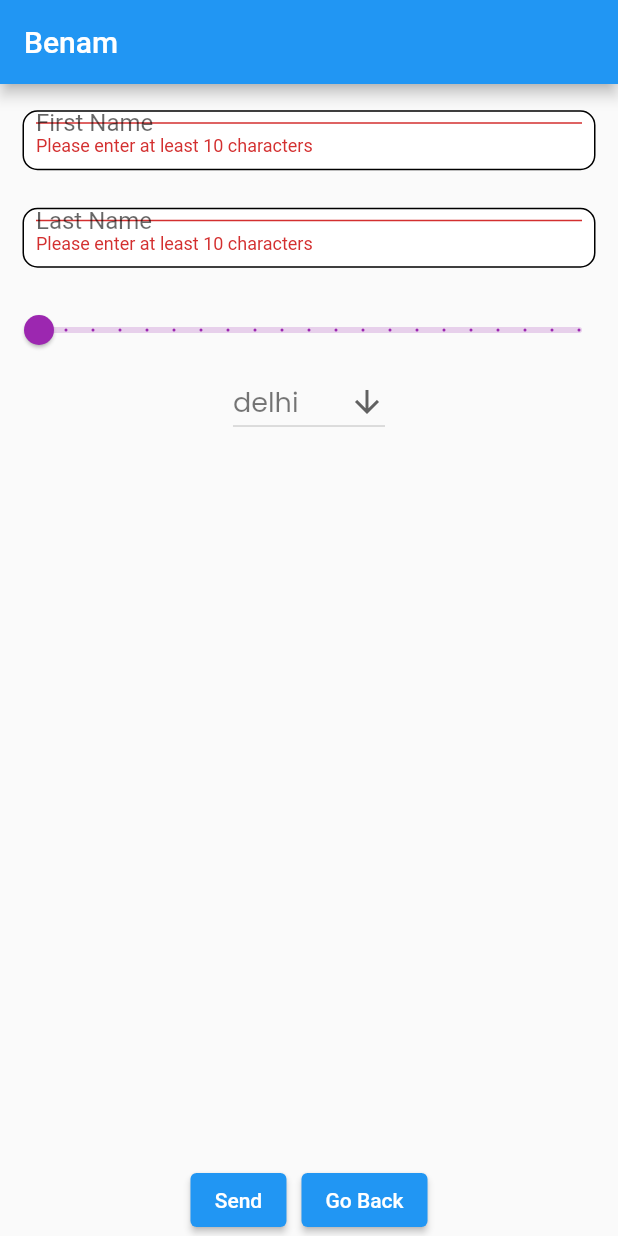
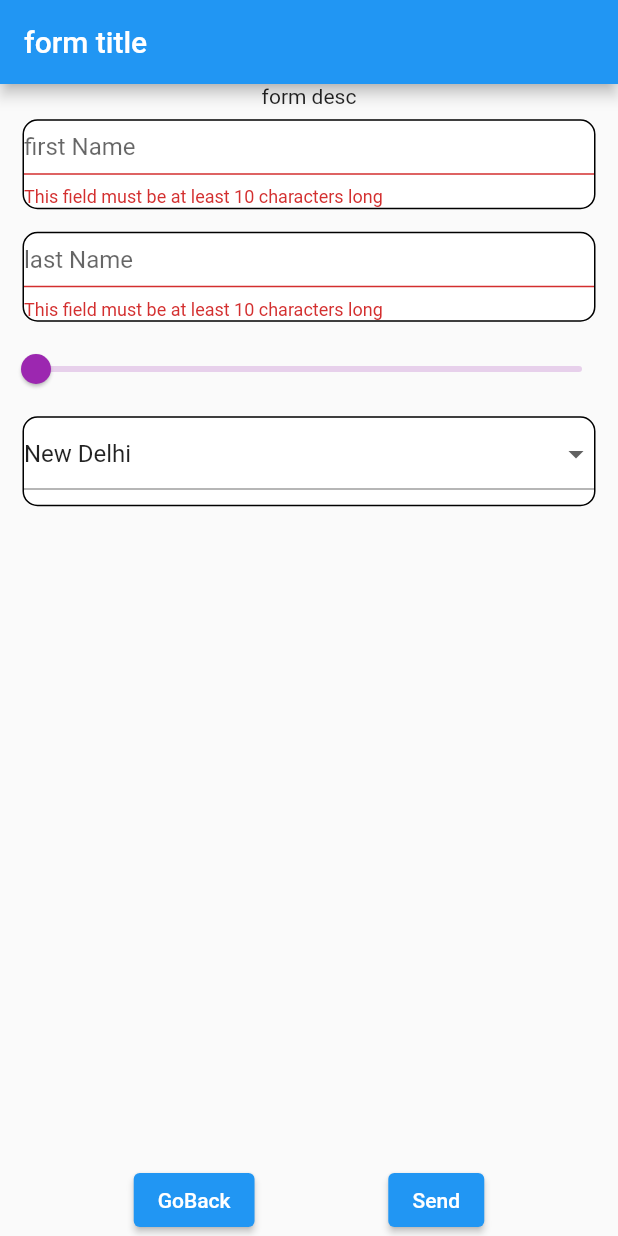
Before and after one commit to shah-rahul/benamtask, a Flutter app: the screen it shows after launch, after a tap on "Send", on a phone screen of 412 x 824 dp. Run offline on Flutter 3.47's test engine with Material 2 defaults, Android fonts, the phone set to English and light mode, and no system bars.

Commit message:
second update

```diff
--- a/lib/api.dart
+++ /dev/null
@@ -1,12 +0,0 @@
-import 'dart:convert' as convert;
-
-import 'package:http/http.dart' as http;
-
-Future<int> api(List<String> arguments) async {
-  var url =
-      Uri.https('https://api.benam.me/api/form/submit', '', {});
-
-  // Await the http get response, then decode the json-formatted response.
-  var response = await http.post(url);
-return response.statusCode;
-}
--- a/lib/homeScreen.dart
+++ /dev/null
@@ -1,166 +0,0 @@
-import 'package:benam/api.dart';
-import 'package:flutter/material.dart';
-import 'package:google_fonts/google_fonts.dart';
-
-class HomeScreen extends StatefulWidget {
-  const HomeScreen({Key? key}) : super(key: key);
-
-  @override
-  State<HomeScreen> createState() => _HomeScreenState();
-}
-
-const List<String> cities = <String>[
-  "delhi",
-  "mumbai",
-];
-
-class _HomeScreenState extends State<HomeScreen> {
-  final _formKey = GlobalKey<FormState>();
-  String _selectedCity = cities[0];
-  TextEditingController _firstNameController = TextEditingController();
-  TextEditingController _lastNameController = TextEditingController();
-  double _price = 200;
-
-  @override
-  Widget build(BuildContext context) {
-    double width = MediaQuery.of(context).size.width;
-
-    return Scaffold(
-      appBar: AppBar(
-        title: const Text('Benam'),
-      ),
-      body: Center(
-        child: Form(
-          key: _formKey,
-          child: Column(
-            mainAxisAlignment: MainAxisAlignment.spaceBetween,
-            children: [
-              Column(
-                children: [
-                   SizedBox(height: 10,),
-                  Container(
-                    height: 40,
-                    width: width - 30,
-                    margin: EdgeInsets.fromLTRB(7.5, 7.5, 7.5, 7.5),
-                    decoration: BoxDecoration(
-                      border: Border.all(color: Colors.black),
-                      color: Colors.white,
-                      borderRadius: BorderRadius.circular(10),
-                    ),
-                    child: Padding(
-                      padding: const EdgeInsets.all(8.0),
-                      child: TextFormField(
-                        controller: _firstNameController,
-                        decoration: const InputDecoration(
-                          labelText: 'First Name',
-                        ),
-                        validator: (value) {
-                          if (value!.length < 10) {
-                            return 'Please enter at least 10 characters';
-                          }
-                          return null;
-                        },
-                      ),
-                    ),
-                  ),
-                  SizedBox(
-                    height: 10,
-                  ),
-                  Container(
-                    height: 40,
-                    width: width - 30,
-                    margin: EdgeInsets.fromLTRB(7.5, 7.5, 7.5, 7.5),
-                    decoration: BoxDecoration(
-                      border: Border.all(color: Colors.black),
-                      color: Colors.white,
-                      borderRadius: BorderRadius.circular(10),
-                    ),
-                    child: Padding(
-                      padding: const EdgeInsets.all(8.0),
-                      child: TextFormField(
-                        controller: _lastNameController,
-                        decoration: const InputDecoration(
-                          labelText: 'Last Name',
-                        ),
-                        validator: (value) {
-                          if (value!.length < 10) {
-                            return 'Please enter at least 10 characters';
-                          }
-                          return null;
-                        },
-                      ),
-                    ),
-                  ),
-                  SizedBox(
-                    height: 10,
-                  ),
-                  Slider(
-                    min: 200,
-                    divisions: 20,
-                    max: 5000,
-                    label: _price.round().toString(),
-                    value: _price,
-                    activeColor: Colors.purple,
-                    inactiveColor: Colors.purple.withOpacity(0.2),
-                    onChanged: ((value) => setState(() => _price = value)),
-                  ),
-                  DropdownButton<String>(
-                    value: _selectedCity,
-                    icon: const Icon(Icons.arrow_downward),
-                    elevation: 16,
-                    style: GoogleFonts.poppins(
-                      fontSize: 18,
-                      color: Colors.black54,
-                    ),
-                    onChanged: (String? value) {
-                      // This is called when the user selects an item.
-                      setState(() {
-                        _selectedCity = value!;
-                      });
-                    },
-                    items: cities.map<DropdownMenuItem<String>>((String value) {
-                      return DropdownMenuItem<String>(
-                        value: value,
-                        child: Text(value),
-                      );
-                    }).toList(),
-                  ),
-                ],
-              ),
-              // 2 buttons with name send and go back
-              Center(
-                child: Row(
-                  mainAxisAlignment: MainAxisAlignment.center,
-                  children: [
-                    ElevatedButton(
-                      onPressed: () async {
-                        if (_formKey.currentState!.validate()) {
-                          int res = await api([
-                            _firstNameController.text,
-                            _lastNameController.text,
-                            _price.toString(),
-                            _selectedCity,
-                          ]);
-                        }
-                      },
-                      child: const Text('Send'),
-                    ),
-                    SizedBox(
-                      width: 10,
-                    ),
-                    ElevatedButton(
-                      onPressed: () {
-                        Navigator.pop(context);
-                      },
-                      child: const Text('Go Back'),
-                    ),
-                  ],
-                ),
-              )
-            ],
-          ),
-        ),
-      ),
-    );
-  }
-}
--- a/lib/main.dart
+++ b/lib/main.dart
@@ -1,70 +1,219 @@
-import 'package:benam/homeScreen.dart';
+import 'dart:convert';
+import 'dart:io';
+
 import 'package:flutter/material.dart';
+import 'package:flutter/services.dart';
+import 'package:http/http.dart' as http;
 
-void main() {
-  runApp(const MyApp());
-}
+void main() => runApp(MyApp());
 
 class MyApp extends StatelessWidget {
-  const MyApp({super.key});
-
-  // This widget is the root of your application.
   @override
   Widget build(BuildContext context) {
     return MaterialApp(
-      title: 'Flutter Demo',
-      theme: ThemeData(
-        // This is the theme of your application.
-        //
-        // Try running your application with "flutter run". You'll see the
-        // application has a blue toolbar. Then, without quitting the app, try
-        // changing the primarySwatch below to Colors.green and then invoke
-        // "hot reload" (press "r" in the console where you ran "flutter run",
-        // or simply save your changes to "hot reload" in a Flutter IDE).
-        // Notice that the counter didn't reset back to zero; the application
-        // is not restarted.
-        primarySwatch: Colors.blue,
-      ),
-      home: const MyHomePage(title: 'Flutter Demo Home Page'),
+      title: 'Form Generator',
+      home: FormGenerator(),
     );
   }
 }
 
-class MyHomePage extends StatefulWidget {
-  const MyHomePage({super.key, required this.title});
+class FormGenerator extends StatefulWidget {
+  @override
+  _FormGeneratorState createState() => _FormGeneratorState();
+}
 
-  // This widget is the home page of your application. It is stateful, meaning
-  // that it has a State object (defined below) that contains fields that affect
-  // how it looks.
+class _FormGeneratorState extends State<FormGenerator> {
+  final _formKey = GlobalKey<FormState>();
+  Map<String, dynamic>? _formData;
+  void generateForm(String jsonInput) {
+    Map<String, dynamic> parsedJson = jsonDecode(jsonInput);
+    setState(() {
+      _formData = parsedJson;
+      _isLoading = false;
+    });
+  }
 
-  // This class is the configuration for the state. It holds the values (in this
-  // case the title) provided by the parent (in this case the App widget) and
-  // used by the build method of the State. Fields in a Widget subclass are
-  // always marked "final".
+  Future<void> dataStr() async {
+    final String response = await rootBundle.loadString('assets/test.json');
+    generateForm(response);
+    print(response);
+  }
 
-  final String title;
+  bool _isLoading = true;
 
   @override
-  State<MyHomePage> createState() => _MyHomePageState();
-}
-
-class _MyHomePageState extends State<MyHomePage> {
-  int _counter = 0;
-
-  void _incrementCounter() {
-    setState(() {
-      // This call to setState tells the Flutter framework that something has
-      // changed in this State, which causes it to rerun the build method below
-      // so that the display can reflect the updated values. If we changed
-      // _counter without calling setState(), then the build method would not be
-      // called again, and so nothing would appear to happen.
-      _counter++;
+  void initState() {
+    // TODO: implement initState
+    super.initState();
+    WidgetsBinding.instance.addPostFrameCallback((_) async {
+      await dataStr();
     });
   }
 
   @override
   Widget build(BuildContext context) {
+    return _isLoading
+        ? const Center(child: CircularProgressIndicator())
+        : _buildHomePage();
+  }
 
-    return HomeScreen();
+  Widget _buildHomePage() {
+    return Scaffold(
+      appBar: AppBar(
+        title: Text(_formData!['title']),
+      ),
+      body: Form(
+        key: _formKey,
+        child: Column(
+          crossAxisAlignment: CrossAxisAlignment.center,
+          mainAxisAlignment: MainAxisAlignment.spaceBetween,
+          children: <Widget>[
+            // Display form description
+            // Generate form fields based on JSON input
+            Column(
+              children: [
+                Text(_formData!['desc']),
+                for (var field in _formData!['fields'])
+                  _buildFormField(context, field),
+              ],
+            ),
+            // Add submit and cancel buttons
+            Center(
+              child: Row(
+                mainAxisAlignment: MainAxisAlignment.spaceEvenly,
+                children: <Widget>[
+                  ElevatedButton(
+                    child: Text(_formData!['cancelButtonText']),
+                    onPressed: () {
+                      // Navigate to previous screen
+                    },
+                  ),
+                  ElevatedButton(
+                    child: Text(_formData!['submitButtonText']),
+                    onPressed: () async {
+                      if (_formKey.currentState!.validate()) {
+                        _formKey.currentState!.save();
+                        // Send form data to API
+                        Uri url = Uri.parse(
+                          _formData!['submitButtonAPI'],
+                        );
+                        http.Response response = await http.post(url);
+                        if (response.statusCode == 200) {
+                          print('Success');
+                        } else {
+                          print('Failed');
+                        }
+                      }
+                    },
+                  ),
+                ],
+              ),
+            ),
+          ],
+        ),
+      ),
+    );
+  }
+
+  Widget _buildFormField(BuildContext context, Map<String, dynamic> field) {
+    switch (field['type']) {
+      case 'textbox':
+        return Container(
+          height: 60,
+          width: MediaQuery.of(context).size.width - 30,
+          margin: EdgeInsets.fromLTRB(7.5, 7.5, 7.5, 7.5),
+          decoration: BoxDecoration(
+            border: Border.all(color: Colors.black),
+            color: Colors.white,
+            borderRadius: BorderRadius.circular(10),
+          ),
+          child: TextFormField(
+            validator: (value) {
+              for (var validation in field['validations']) {
+                if (validation['length'] != null) {
+                  if (value!.length < validation['length']['greaterThan']) {
+                    return 'This field must be at least ${validation['length']['greaterThan']} characters long';
+                  }
+                }
+              }
+              return null;
+            },
+            decoration: InputDecoration(labelText: field['label']),
+          ),
+        );
+        break;
+      case 'slider':
+        return Container(
+          child: Slider(
+            activeColor: Colors.purple,
+            inactiveColor: Colors.purple.withOpacity(0.2),
+            value: _formData![field['label']] ??
+                double.parse(field['range']['min'].toString()),
+            min: double.parse(field['range']['min'].toString()),
+            max: double.parse(field['range']['max'].toString()),
+            onChanged: (value) {
+              setState(() {
+                _formData![field['label']] = value;
+              });
+            },
+            // validator: (value) {
+            //   for (var validation in field['validations']) {
+            //     if (validation['max'] != null && value > validation['max']) {
+            //       return 'This field must be less than or equal to ${validation['max']}';
+            //     }
+            //     if (validation['min'] != null && value < validation['min']) {
+            //       return 'This field must be greater than or equal to ${validation['min']}';
+            //     }
+            //     if (validation['required'] != null && validation['required']) {
+            //       if (value == null) {
+            //         return 'This field is required';
+            //       }
+            //     }
+            //   }
+            //   return null;
+            // },
+          ),
+        );
+        break;
+      case 'dropdown':
+        return Container(
+          height: 60,
+          width: MediaQuery.of(context).size.width - 30,
+          margin: EdgeInsets.fromLTRB(7.5, 7.5, 7.5, 7.5),
+          decoration: BoxDecoration(
+            border: Border.all(color: Colors.black),
+            color: Colors.white,
+            borderRadius: BorderRadius.circular(10),
+          ),
+          child: DropdownButtonFormField(
+            value: _formData![field['label']] ?? field['values'][0]['value'],
+            items: field['values']
+                .map<DropdownMenuItem<String>>(
+                    (value) => DropdownMenuItem<String>(
+                          value: value['value'],
+                          child: Text(value['label']),
+                        ))
+                .toList(),
+            onChanged: (value) {
+              setState(() {
+                _formData![field['label']] = value;
+              });
+            },
+            validator: (value) {
+              for (var validation in field['validations']) {
+                if (validation['required'] != null && validation['required']) {
+                  if (value == null) {
+                    return 'This field is required';
+                  }
+                }
+              }
+              return null;
+            },
+          ),
+        );
+        break;
+      default:
+        return Text('Invalid field type');
+    }
   }
 }
--- a/pubspec.yaml
+++ b/pubspec.yaml
@@ -62,9 +62,9 @@ flutter:
   uses-material-design: true
 
   # To add assets to your application, add an assets section, like this:
-  # assets:
-  #   - images/a_dot_burr.jpeg
-  #   - images/a_dot_ham.jpeg
+  assets:
+    - assets/test.json
+
 
   # An image asset can refer to one or more resolution-specific "variants", see
   # https://flutter.dev/assets-and-images/#resolution-aware
```
Also changed, not shown: assets/test.json (added, +69 -0 lines), 1 other file.
